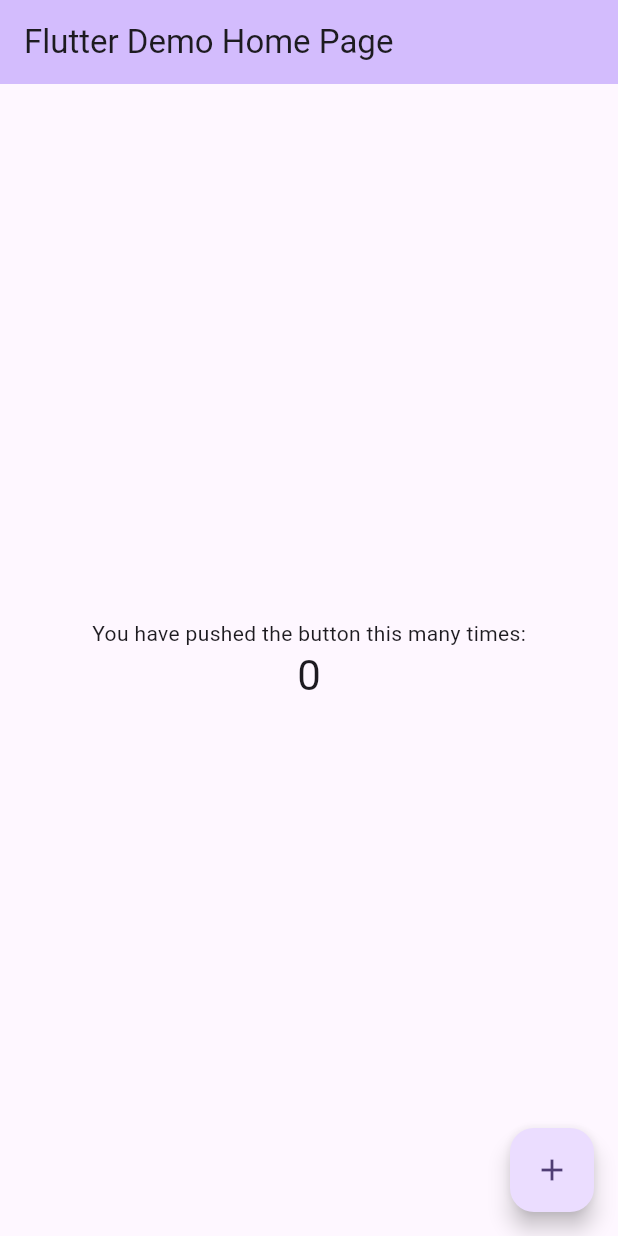
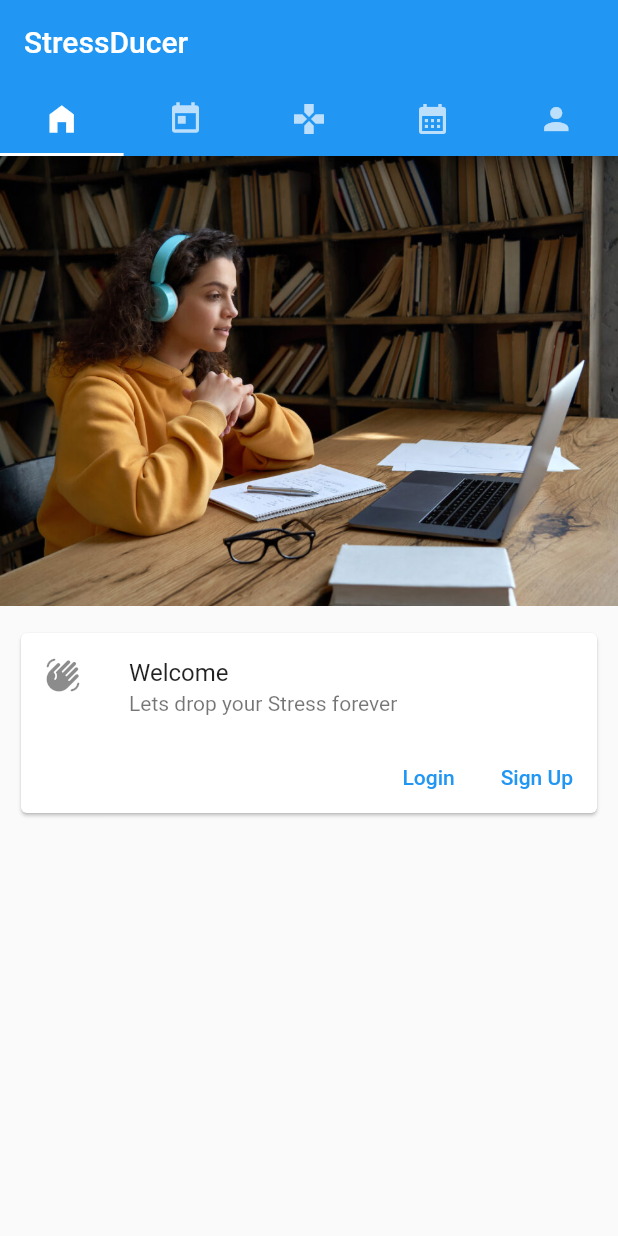
Before and after one commit to Imesh-Isuranga/StressDucer, a Flutter app: the screen it shows after launch, on a phone screen of 412 x 824 dp. Run offline on Flutter 3.47's test engine with Material 2 defaults, Android fonts, the phone set to English and light mode, and no system bars.

```diff
--- a/lib/main.dart
+++ b/lib/main.dart
@@ -1,125 +1,6 @@
 import 'package:flutter/material.dart';
+import 'package:stress_ducer/mainPlace.dart';
 
-void main() {
-  runApp(const MyApp());
+void main(){
+  runApp(const MainPlace());
 }
-
-class MyApp extends StatelessWidget {
-  const MyApp({super.key});
-
-  // This widget is the root of your application.
-  @override
-  Widget build(BuildContext context) {
-    return MaterialApp(
-      title: 'Flutter Demo',
-      theme: ThemeData(
-        // This is the theme of your application.
-        //
-        // TRY THIS: Try running your application with "flutter run". You'll see
-        // the application has a blue toolbar. Then, without quitting the app,
-        // try changing the seedColor in the colorScheme below to Colors.green
-        // and then invoke "hot reload" (save your changes or press the "hot
-        // reload" button in a Flutter-supported IDE, or press "r" if you used
-        // the command line to start the app).
-        //
-        // Notice that the counter didn't reset back to zero; the application
-        // state is not lost during the reload. To reset the state, use hot
-        // restart instead.
-        //
-        // This works for code too, not just values: Most code changes can be
-        // tested with just a hot reload.
-        colorScheme: ColorScheme.fromSeed(seedColor: Colors.deepPurple),
-        useMaterial3: true,
-      ),
-      home: const MyHomePage(title: 'Flutter Demo Home Page'),
-    );
-  }
-}
-
-class MyHomePage extends StatefulWidget {
-  const MyHomePage({super.key, required this.title});
-
-  // This widget is the home page of your application. It is stateful, meaning
-  // that it has a State object (defined below) that contains fields that affect
-  // how it looks.
-
-  // This class is the configuration for the state. It holds the values (in this
-  // case the title) provided by the parent (in this case the App widget) and
-  // used by the build method of the State. Fields in a Widget subclass are
-  // always marked "final".
-
-  final String title;
-
-  @override
-  State<MyHomePage> createState() => _MyHomePageState();
-}
-
-class _MyHomePageState extends State<MyHomePage> {
-  int _counter = 0;
-
-  void _incrementCounter() {
-    setState(() {
-      // This call to setState tells the Flutter framework that something has
-      // changed in this State, which causes it to rerun the build method below
-      // so that the display can reflect the updated values. If we changed
-      // _counter without calling setState(), then the build method would not be
-      // called again, and so nothing would appear to happen.
-      _counter++;
-    });
-  }
-
-  @override
-  Widget build(BuildContext context) {
-    // This method is rerun every time setState is called, for instance as done
-    // by the _incrementCounter method above.
-    //
-    // The Flutter framework has been optimized to make rerunning build methods
-    // fast, so that you can just rebuild anything that needs updating rather
-    // than having to individually change instances of widgets.
-    return Scaffold(
-      appBar: AppBar(
-        // TRY THIS: Try changing the color here to a specific color (to
-        // Colors.amber, perhaps?) and trigger a hot reload to see the AppBar
-        // change color while the other colors stay the same.
-        backgroundColor: Theme.of(context).colorScheme.inversePrimary,
-        // Here we take the value from the MyHomePage object that was created by
-        // the App.build method, and use it to set our appbar title.
-        title: Text(widget.title),
-      ),
-      body: Center(
-        // Center is a layout widget. It takes a single child and positions it
-        // in the middle of the parent.
-        child: Column(
-          // Column is also a layout widget. It takes a list of children and
-          // arranges them vertically. By default, it sizes itself to fit its
-          // children horizontally, and tries to be as tall as its parent.
-          //
-          // Column has various properties to control how it sizes itself and
-          // how it positions its children. Here we use mainAxisAlignment to
-          // center the children vertically; the main axis here is the vertical
-          // axis because Columns are vertical (the cross axis would be
-          // horizontal).
-          //
-          // TRY THIS: Invoke "debug painting" (choose the "Toggle Debug Paint"
-          // action in the IDE, or press "p" in the console), to see the
-          // wireframe for each widget.
-          mainAxisAlignment: MainAxisAlignment.center,
-          children: <Widget>[
-            const Text(
-              'You have pushed the button this many times:',
-            ),
-            Text(
-              '$_counter',
-              style: Theme.of(context).textTheme.headlineMedium,
-            ),
-          ],
-        ),
-      ),
-      floatingActionButton: FloatingActionButton(
-        onPressed: _incrementCounter,
-        tooltip: 'Increment',
-        child: const Icon(Icons.add),
-      ), // This trailing comma makes auto-formatting nicer for build methods.
-    );
-  }
-}
--- /dev/null
+++ b/lib/mainPlace.dart
@@ -0,0 +1,98 @@
+import 'package:flutter/material.dart';
+
+class MainPlace extends StatelessWidget {
+  const MainPlace({super.key});
+
+  @override
+  Widget build(BuildContext context) {
+    return MaterialApp(
+      home: DefaultTabController(
+        initialIndex: 0,
+        length: 5,
+        child: Scaffold(
+          appBar: AppBar(
+            title: const Text('StressDucer'),
+            bottom: const TabBar(
+              tabs: <Widget>[
+                Tab(
+                  icon: Icon(Icons.home_filled),
+                ),
+                Tab(
+                  icon: Icon(Icons.today),
+                ),
+                Tab(
+                  icon: Icon(Icons.gamepad),
+                ),
+                Tab(
+                  icon: Icon(Icons.calendar_month),
+                ),
+                Tab(
+                  icon: Icon(Icons.person),
+                ),
+              ],
+            ),
+          ),
+          body: TabBarView(
+            children: <Widget>[
+              Center(
+                child: Column(children: [
+                  Image.asset(
+                    "assets/cover_img.jpg",
+                    width: double.infinity,
+                    height: 300,
+                    fit: BoxFit.cover,
+                  ),
+                  const SizedBox(
+                    height: 4,
+                  ),
+                  Container(
+                    margin: const EdgeInsets.all(10),
+                    child: Card(
+                      child: Column(
+                        mainAxisSize: MainAxisSize.min,
+                        children: <Widget>[
+                          const ListTile(
+                            leading: Icon(Icons.waving_hand_rounded),
+                            title: Text('Welcome'),
+                            subtitle: Text('Lets drop your Stress forever'),
+                          ),
+                          Row(
+                            mainAxisAlignment: MainAxisAlignment.end,
+                            children: <Widget>[
+                              TextButton(
+                                child: const Text('Login'),
+                                onPressed: () {/* ... */},
+                              ),
+                              const SizedBox(width: 8),
+                              TextButton(
+                                child: const Text('Sign Up'),
+                                onPressed: () {/* ... */},
+                              ),
+                              const SizedBox(width: 8),
+                            ],
+                          ),
+                        ],
+                      ),
+                    ),
+                  ),
+                ]),
+              ),
+              Center(
+                child: Text("It's rainy here"),
+              ),
+              Center(
+                child: Text("It's sunny here"),
+              ),
+              Center(
+                child: Text("It's sunny here"),
+              ),
+              Center(
+                child: Text("It's sunny here"),
+              ),
+            ],
+          ),
+        ),
+      ),
+    );
+  }
+}
--- a/pubspec.yaml
+++ b/pubspec.yaml
@@ -59,7 +59,8 @@ flutter:
   uses-material-design: true
 
   # To add assets to your application, add an assets section, like this:
-  # assets:
+  assets:
+  - assets/cover_img.jpg
   #   - images/a_dot_burr.jpeg
   #   - images/a_dot_ham.jpeg
 
```
Also changed, not shown: assets/cover_img.jpg (added).
